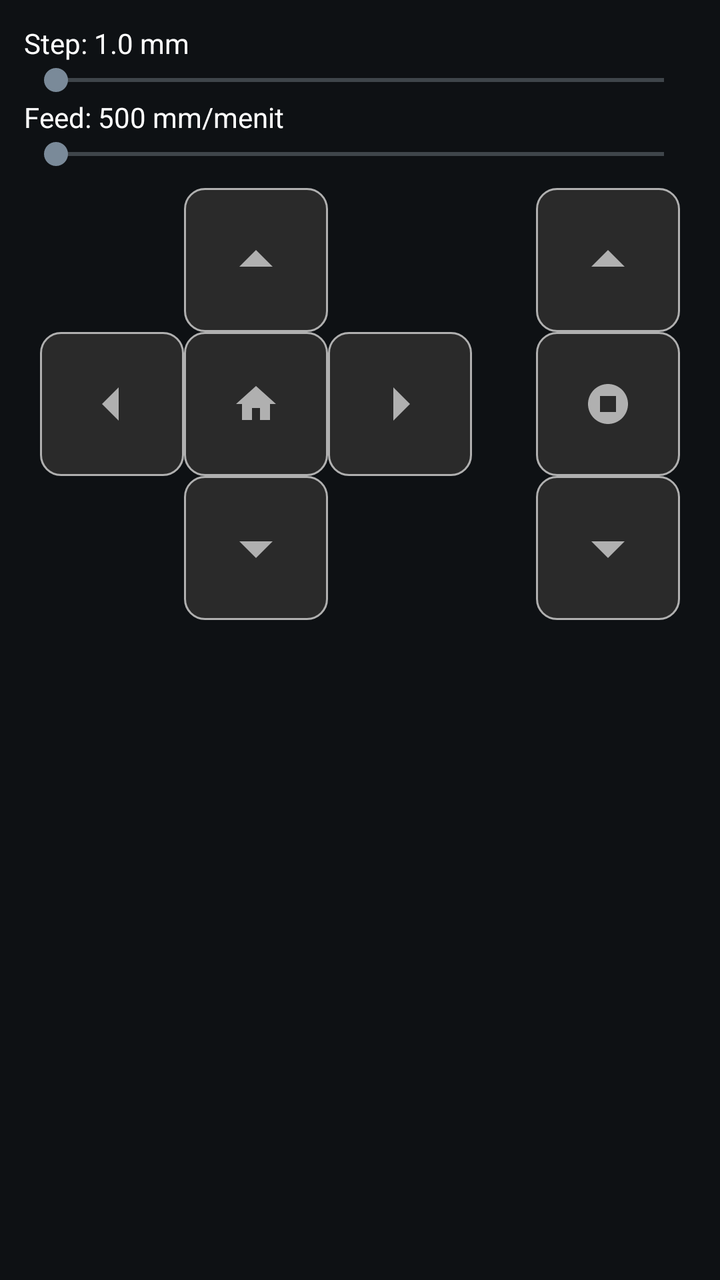
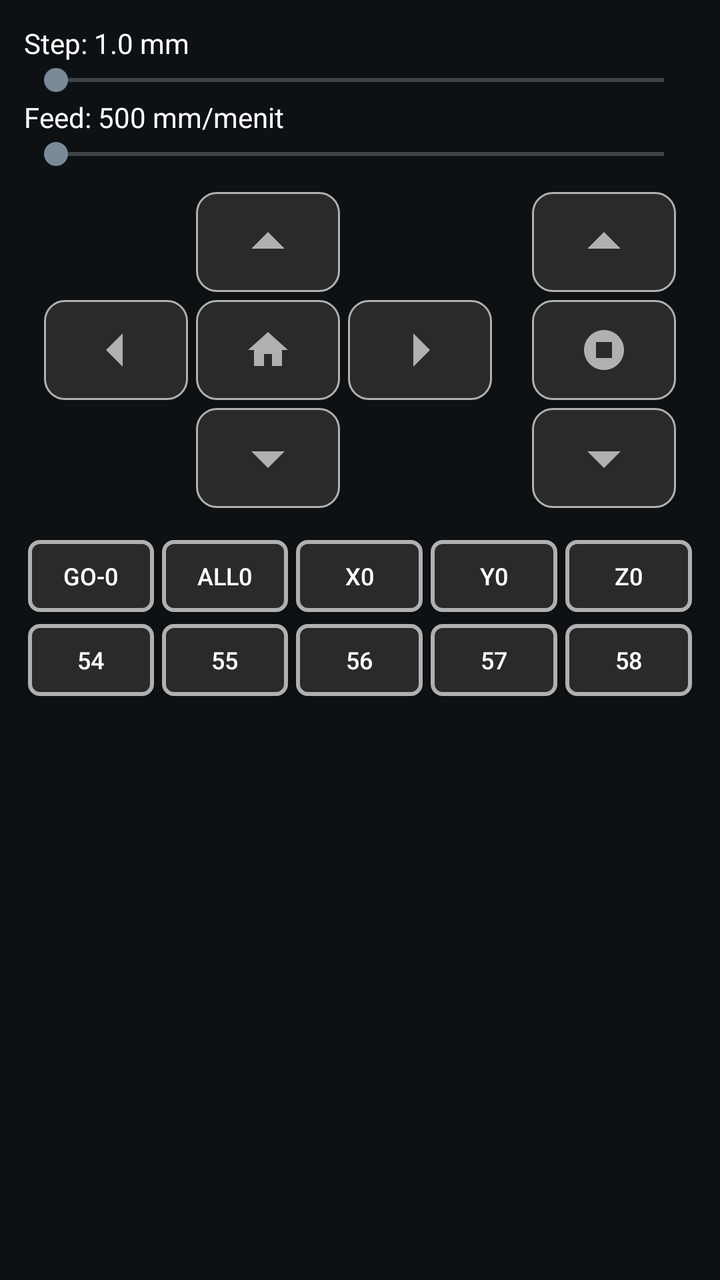

Before-and-after screenshots of an Android layout around one commit, followed by the original layout XML and the change that was made.
<!-- AndroidManifest.xml: application theme Theme.DwiCreativeCNC -->
<!-- res/layout/frag_jog.xml -->
<?xml version="1.0" encoding="utf-8"?>
<LinearLayout xmlns:android="http://schemas.android.com/apk/res/android"
    android:orientation="vertical"
    android:padding="12dp"
    android:layout_width="match_parent"
    android:layout_height="match_parent">

    

    <TextView
        android:id="@+id/txtStep"
        android:text="Step: 1.0 mm"
        android:textColor="@android:color/white"
        android:textSize="14sp"
        android:layout_height="wrap_content"
        android:layout_width="wrap_content" />

    <SeekBar
        android:id="@+id/seekStep"
        android:max="100"
        android:layout_height="wrap_content"
        android:layout_width="match_parent"/>

    

    <TextView
        android:id="@+id/txtFeed"
        android:text="Feed: 500 mm/menit"
        android:textColor="@android:color/white"
        android:textSize="14sp"
        android:layout_height="wrap_content"
        android:layout_width="wrap_content"/>

    <SeekBar
        android:id="@+id/seekFeed"
        android:max="4000"
        android:layout_height="wrap_content"
        android:layout_width="match_parent"/>

    

    <GridLayout
        android:rowCount="3"
        android:columnCount="5"
        android:padding="8dp"
        android:layout_width="match_parent"
        android:layout_height="wrap_content">

        <ImageButton
            android:id="@+id/btnYPlus"
            android:contentDescription="Y+"
            android:src="@drawable/ic_up"
            android:layout_row="0"
            android:layout_column="1"
            android:scaleType="centerInside"
            style="@style/jogImgBtnDark"/>
        <ImageButton
            android:id="@+id/btnZPlus"
            android:contentDescription="Z+"
            android:src="@drawable/ic_up"
            android:layout_row="0"
            android:layout_column="4"
            android:scaleType="centerInside"
            style="@style/jogImgBtnDark"/>
        <ImageButton
            android:id="@+id/btnXMinus"
            android:contentDescription="X-"
            android:src="@drawable/ic_left"
            android:layout_row="1"
            android:layout_column="0"
            android:scaleType="centerInside"
            style="@style/jogImgBtnDark"/>
        <ImageButton
            android:id="@+id/btnHoming"
            android:contentDescription="Home"
            android:src="@drawable/ic_home"
            android:layout_row="1"
            android:layout_column="1"
            android:scaleType="centerInside"
            style="@style/jogImgBtnDark"/>
        <ImageButton
            android:id="@+id/btnXPlus"
            android:contentDescription="X+"
            android:src="@drawable/ic_right"
            android:layout_row="1"
            android:layout_column="2"
            android:scaleType="centerInside"
            style="@style/jogImgBtnDark"/>
        <ImageButton
            android:id="@+id/btnStop"
            android:contentDescription="Stp"
            android:src="@drawable/ic_stop"
            android:layout_row="1"
            android:layout_column="4"
            android:scaleType="centerInside"
            style="@style/jogImgBtnDark"/>
        <ImageButton
            android:id="@+id/btnYMinus"
            android:contentDescription="Y-"
            android:src="@drawable/ic_down"
            android:layout_row="2"
            android:layout_column="1"
            android:scaleType="centerInside"
            style="@style/jogImgBtnDark"/>
        <ImageButton
            android:id="@+id/btnZMinus"
            android:contentDescription="Z-"
            android:src="@drawable/ic_down"
            android:layout_row="2"
            android:layout_column="4"
            android:scaleType="centerInside"
            style="@style/jogImgBtnDark"/>

    </GridLayout>
</LinearLayout>
<!-- resources referenced by this layout -->
<resources>
  <!-- drawable ic_down (drawable) -->
  <vector
      xmlns:android="http://schemas.android.com/apk/res/android"
      android:height="40dp"
      android:tint="#000000"
      android:viewportHeight="24"
      android:viewportWidth="24"
      android:width="40dp">
        
      <path
          android:fillColor="@android:color/white"
          android:pathData="M7,10l5,5 5,-5z"/>
      
  </vector>
  <!-- drawable ic_home (drawable) -->
  <vector xmlns:android="http://schemas.android.com/apk/res/android" android:height="24dp" android:tint="#000000" android:viewportHeight="24" android:viewportWidth="24" android:width="24dp">
        
      <path android:fillColor="@android:color/white" android:pathData="M10,20v-6h4v6h5v-8h3L12,3 2,12h3v8z"/>
      
  </vector>
  <!-- drawable ic_left (drawable) -->
  <vector
      xmlns:android="http://schemas.android.com/apk/res/android"
      android:autoMirrored="true"
      android:height="40dp"
      android:tint="#000000"
      android:viewportHeight="24"
      android:viewportWidth="24"
      android:width="40dp">
        
      <path
          android:fillColor="@android:color/white"
          android:pathData="M14,7l-5,5 5,5V7z"/>
      
  </vector>
  <!-- drawable ic_right (drawable) -->
  <vector
      xmlns:android="http://schemas.android.com/apk/res/android"
      android:autoMirrored="true"
      android:height="40dp"
      android:tint="#000000"
      android:viewportHeight="24"
      android:viewportWidth="24"
      android:width="40dp">
        
      <path
          android:fillColor="@android:color/white"
          android:pathData="M10,17l5,-5 -5,-5v10z"/>
      
  </vector>
  <!-- drawable ic_up (drawable) -->
  <vector
      xmlns:android="http://schemas.android.com/apk/res/android"
      android:height="40dp"
      android:tint="#000000"
      android:viewportHeight="24"
      android:viewportWidth="24"
      android:width="40dp">
        
      <path
          android:fillColor="@android:color/white"
          android:pathData="M7,14l5,-5 5,5z"/>
      
  </vector>
  <style name="jogImgBtnDark">
          <item name="android:layout_width">72dp</item>
          <item name="android:layout_height">72dp</item>
          <item name="android:background">@drawable/btn_square</item>
          <item name="android:tint">@color/text_secondary</item>
      </style>
  <!-- drawable btn_square (drawable) -->
  <?xml version="1.0" encoding="utf-8"?>
  <shape xmlns:android="http://schemas.android.com/apk/res/android">
      <solid android:color="@color/button_gray"/> 
      <corners android:radius="10dp"/>  
      <stroke
          android:width="1dp"
          android:color="@color/text_secondary"/>     
  </shape>
  <color name="text_secondary">#B0B0B0</color>
  <color name="cnc_background">#0E1114</color>
  <color name="cnc_surface">#161A1F</color>
  <color name="cnc_surface_alt">#1E2329</color>
  <color name="cnc_primary">#00E5FF</color>
  <color name="cnc_on_primary">#000000</color>
  <color name="cnc_secondary">#7A8A99</color>
  <color name="cnc_on_secondary">#FFFFFF</color>
  <color name="cnc_text_primary">#FFFFFF</color>
  <color name="cnc_text_secondary">#B0BEC5</color>
  <color name="cnc_outline">#2A2F36</color>
  <color name="button_gray">#2A2A2A</color>
  <!-- unchanged entries left out for length: 2 -->
</resources>

<!-- the commit's change to res/layout/frag_jog.xml (unified diff, before → after) -->
@@ -1,5 +1,7 @@
 <?xml version="1.0" encoding="utf-8"?>
-<LinearLayout xmlns:android="http://schemas.android.com/apk/res/android"
+<LinearLayout
+    xmlns:android="http://schemas.android.com/apk/res/android"
+    xmlns:app="http://schemas.android.com/apk/res-auto"
     android:orientation="vertical"
     android:padding="12dp"
     android:layout_width="match_parent"
@@ -53,6 +55,7 @@
             android:layout_row="0"
             android:layout_column="1"
             android:scaleType="centerInside"
+            android:layout_margin="2dp"
             style="@style/jogImgBtnDark"/>
         <ImageButton
             android:id="@+id/btnZPlus"
@@ -61,6 +64,7 @@
             android:layout_row="0"
             android:layout_column="4"
             android:scaleType="centerInside"
+            android:layout_margin="2dp"
             style="@style/jogImgBtnDark"/>
         <ImageButton
             android:id="@+id/btnXMinus"
@@ -69,6 +73,7 @@
             android:layout_row="1"
             android:layout_column="0"
             android:scaleType="centerInside"
+            android:layout_margin="2dp"
             style="@style/jogImgBtnDark"/>
         <ImageButton
             android:id="@+id/btnHoming"
@@ -77,6 +82,7 @@
             android:layout_row="1"
             android:layout_column="1"
             android:scaleType="centerInside"
+            android:layout_margin="2dp"
             style="@style/jogImgBtnDark"/>
         <ImageButton
             android:id="@+id/btnXPlus"
@@ -85,6 +91,7 @@
             android:layout_row="1"
             android:layout_column="2"
             android:scaleType="centerInside"
+            android:layout_margin="2dp"
             style="@style/jogImgBtnDark"/>
         <ImageButton
             android:id="@+id/btnStop"
@@ -93,6 +100,7 @@
             android:layout_row="1"
             android:layout_column="4"
             android:scaleType="centerInside"
+            android:layout_margin="2dp"
             style="@style/jogImgBtnDark"/>
         <ImageButton
             android:id="@+id/btnYMinus"
@@ -101,6 +109,7 @@
             android:layout_row="2"
             android:layout_column="1"
             android:scaleType="centerInside"
+            android:layout_margin="2dp"
             style="@style/jogImgBtnDark"/>
         <ImageButton
             android:id="@+id/btnZMinus"
@@ -109,7 +118,144 @@
             android:layout_row="2"
             android:layout_column="4"
             android:scaleType="centerInside"
+            android:layout_margin="2dp"
             style="@style/jogImgBtnDark"/>
 
     </GridLayout>
+
+    <LinearLayout
+        android:orientation="horizontal"
+        android:layout_width="match_parent"
+        android:layout_height="wrap_content"
+        android:layout_marginTop="6dp">
+
+        <Button
+            android:id="@+id/jogGo0"
+            android:layout_width="0dp"
+            android:layout_height="36dp"
+            android:layout_marginHorizontal="2dp"
+            android:layout_weight="1"
+            android:background="@drawable/bg_btn_square_selector"
+            android:text="GO-0"
+            android:textColor="@color/text_primary"
+            android:textSize="12sp"
+            app:backgroundTint="@null"
+            android:textAlignment="center"/>
+
+        <Button
+            android:id="@+id/jogAll0"
+            android:text="ALL0"
+            android:textSize="12sp"
+            android:layout_weight="1"
+            android:layout_width="0dp"
+            android:layout_height="36dp"
+            android:background="@drawable/bg_btn_square_selector"
+            app:backgroundTint="@null"
+            android:textColor="@color/text_primary"
+            android:layout_marginHorizontal="2dp"/>
+
+        <Button
+            android:id="@+id/jogX0"
+            android:text="X0"
+            android:textSize="12sp"
+            android:layout_weight="1"
+            android:layout_width="0dp"
+            android:layout_height="36dp"
+            android:background="@drawable/bg_btn_square_selector"
+            app:backgroundTint="@null"
+            android:textColor="@color/text_primary"
+            android:layout_marginHorizontal="2dp"/>
+
+        <Button
+            android:id="@+id/jogY0"
+            android:text="Y0"
+            android:textSize="12sp"
+            android:layout_weight="1"
+            android:layout_width="0dp"
+            android:layout_height="36dp"
+            android:background="@drawable/bg_btn_square_selector"
+            app:backgroundTint="@null"
+            android:textColor="@color/text_primary"
+            android:layout_marginHorizontal="2dp"/>
+
+        <Button
+            android:id="@+id/jogZ0"
+            android:text="Z0"
+            android:textSize="12sp"
+            android:layout_weight="1"
+            android:layout_width="0dp"
+            android:layout_height="36dp"
+            android:background="@drawable/bg_btn_square_selector"
+            app:backgroundTint="@null"
+            android:textColor="@color/text_primary"
+            android:layout_marginHorizontal="2dp"/>
+    </LinearLayout>
+
+    <LinearLayout
+        android:orientation="horizontal"
+        android:layout_width="match_parent"
+        android:layout_height="wrap_content"
+        android:layout_marginTop="6dp">
+
+        <Button
+            android:id="@+id/g54"
+            android:layout_width="0dp"
+            android:layout_height="36dp"
+            android:layout_marginHorizontal="2dp"
+            android:layout_weight="1"
+            android:background="@drawable/bg_btn_square_selector"
+            android:text="54"
+            android:textColor="@color/text_primary"
+            android:textSize="12sp"
+            app:backgroundTint="@null"
+            android:textAlignment="center"/>
+
+        <Button
+            android:id="@+id/g55"
+            android:text="55"
+            android:textSize="12sp"
+            android:layout_weight="1"
+            android:layout_width="0dp"
+            android:layout_height="36dp"
+            android:background="@drawable/bg_btn_square_selector"
+            app:backgroundTint="@null"
+            android:textColor="@color/text_primary"
+            android:layout_marginHorizontal="2dp"/>
+
+        <Button
+            android:id="@+id/g56"
+            android:text="56"
+            android:textSize="12sp"
+            android:layout_weight="1"
+            android:layout_width="0dp"
+            android:layout_height="36dp"
+            android:background="@drawable/bg_btn_square_selector"
+            app:backgroundTint="@null"
+            android:textColor="@color/text_primary"
+            android:layout_marginHorizontal="2dp"/>
+
+        <Button
+            android:id="@+id/g57"
+            android:text="57"
+            android:textSize="12sp"
+            android:layout_weight="1"
+            android:layout_width="0dp"
+            android:layout_height="36dp"
+            android:background="@drawable/bg_btn_square_selector"
+            app:backgroundTint="@null"
+            android:textColor="@color/text_primary"
+            android:layout_marginHorizontal="2dp"/>
+
+        <Button
+            android:id="@+id/g58"
+            android:text="58"
+            android:textSize="12sp"
+            android:layout_weight="1"
+            android:layout_width="0dp"
+            android:layout_height="36dp"
+            android:background="@drawable/bg_btn_square_selector"
+            app:backgroundTint="@null"
+            android:textColor="@color/text_primary"
+            android:layout_marginHorizontal="2dp"/>
+    </LinearLayout>
 </LinearLayout>
<!-- resource entries referenced after the edit -->
@@ -1,5 +1,25 @@
 <!-- resources referenced by this layout -->
 <resources>
+  <color name="text_primary">#FFFFFF</color>
+  <!-- drawable bg_btn_square_selector (drawable) -->
+  <?xml version="1.0" encoding="utf-8"?>
+  <selector
+      xmlns:android="http://schemas.android.com/apk/res/android">
+      <item android:state_pressed="true">
+          <shape>
+              <solid android:color="@color/bg_dark"/>
+          </shape>
+      </item>
+  
+      <item>
+          <shape>
+              <corners android:radius="5dp"/>
+              <solid android:color="@color/button_gray" />
+              <stroke android:width="2dp"
+                  android:color="@color/text_secondary"/>
+          </shape>
+      </item>
+  </selector>
   <!-- drawable ic_down (drawable) -->
   <vector
       xmlns:android="http://schemas.android.com/apk/res/android"
@@ -66,10 +86,11 @@
   </vector>
   <style name="jogImgBtnDark">
           <item name="android:layout_width">72dp</item>
-          <item name="android:layout_height">72dp</item>
+          <item name="android:layout_height">50dp</item>
           <item name="android:background">@drawable/btn_square</item>
           <item name="android:tint">@color/text_secondary</item>
       </style>
+  <color name="bg_dark">#121212</color>
   <!-- drawable btn_square (drawable) -->
   <?xml version="1.0" encoding="utf-8"?>
   <shape xmlns:android="http://schemas.android.com/apk/res/android">
